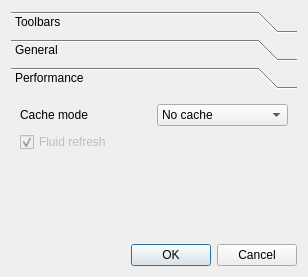
Old version of the form src/dialogs/config_dialog.ui in the repository mbasaglia/Knotter.
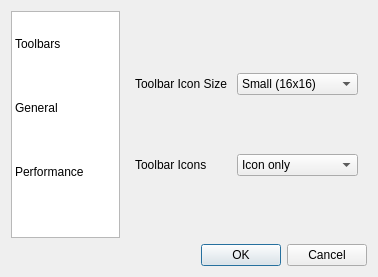
New version of the form. The open tabs and pages were chosen to show the change.

The edit to the form file:
```diff
--- a/src/dialogs/config_dialog.ui
+++ b/src/dialogs/config_dialog.ui
@@ -6,7 +6,7 @@
    <rect>
     <x>0</x>
     <y>0</y>
-    <width>308</width>
+    <width>378</width>
     <height>277</height>
    </rect>
   </property>
@@ -20,23 +20,22 @@
    <string>Dialog</string>
   </property>
   <layout class="QGridLayout" name="gridLayout">
-   <item row="0" column="0">
-    <widget class="QToolBox" name="toolBox">
+   <item row="1" column="1">
+    <widget class="QDialogButtonBox" name="buttonBox">
+     <property name="orientation">
+      <enum>Qt::Horizontal</enum>
+     </property>
+     <property name="standardButtons">
+      <set>QDialogButtonBox::Cancel|QDialogButtonBox::Ok</set>
+     </property>
+    </widget>
+   </item>
+   <item row="0" column="1">
+    <widget class="QStackedWidget" name="stackedWidget">
      <property name="currentIndex">
       <number>1</number>
      </property>
-     <widget class="QWidget" name="page">
-      <property name="geometry">
-       <rect>
-        <x>0</x>
-        <y>0</y>
-        <width>290</width>
-        <height>72</height>
-       </rect>
-      </property>
-      <attribute name="label">
-       <string>Toolbars</string>
-      </attribute>
+     <widget class="QWidget" name="stackedWidgetPage1" native="true">
       <layout class="QGridLayout" name="gridLayout_2">
        <item row="0" column="0">
         <widget class="QLabel" name="label_2">
@@ -102,18 +101,7 @@
        </item>
       </layout>
      </widget>
-     <widget class="QWidget" name="page_2">
-      <property name="geometry">
-       <rect>
-        <x>0</x>
-        <y>0</y>
-        <width>290</width>
-        <height>149</height>
-       </rect>
-      </property>
-      <attribute name="label">
-       <string>General</string>
-      </attribute>
+     <widget class="QWidget" name="stackedWidgetPage2" native="true">
       <layout class="QGridLayout" name="gridLayout_3">
        <item row="0" column="0">
         <widget class="QLabel" name="label_4">
@@ -167,10 +155,7 @@
        </item>
       </layout>
      </widget>
-     <widget class="QWidget" name="page_3">
-      <attribute name="label">
-       <string>Performance</string>
-      </attribute>
+     <widget class="QWidget" name="stackedWidgetPage3" native="true">
       <layout class="QGridLayout" name="gridLayout_4">
        <item row="0" column="0">
         <widget class="QLabel" name="label_5">
@@ -207,19 +192,6 @@
          </item>
         </widget>
        </item>
-       <item row="2" column="0">
-        <spacer name="verticalSpacer">
-         <property name="orientation">
-          <enum>Qt::Vertical</enum>
-         </property>
-         <property name="sizeHint" stdset="0">
-          <size>
-           <width>20</width>
-           <height>40</height>
-          </size>
-         </property>
-        </spacer>
-       </item>
        <item row="1" column="0">
         <widget class="QCheckBox" name="fluid_check">
          <property name="enabled">
@@ -240,14 +212,82 @@
      </widget>
     </widget>
    </item>
-   <item row="1" column="0">
-    <widget class="QDialogButtonBox" name="buttonBox">
-     <property name="orientation">
-      <enum>Qt::Horizontal</enum>
+   <item row="0" column="0">
+    <widget class="QTableWidget" name="tableWidget">
+     <property name="maximumSize">
+      <size>
+       <width>128</width>
+       <height>16777215</height>
+      </size>
      </property>
-     <property name="standardButtons">
-      <set>QDialogButtonBox::Cancel|QDialogButtonBox::Ok</set>
+     <property name="iconSize">
+      <size>
+       <width>48</width>
+       <height>48</height>
+      </size>
      </property>
+     <property name="showGrid">
+      <bool>false</bool>
+     </property>
+     <property name="cornerButtonEnabled">
+      <bool>false</bool>
+     </property>
+     <attribute name="horizontalHeaderVisible">
+      <bool>false</bool>
+     </attribute>
+     <attribute name="horizontalHeaderDefaultSectionSize">
+      <number>64</number>
+     </attribute>
+     <attribute name="horizontalHeaderHighlightSections">
+      <bool>false</bool>
+     </attribute>
+     <attribute name="horizontalHeaderStretchLastSection">
+      <bool>true</bool>
+     </attribute>
+     <attribute name="verticalHeaderVisible">
+      <bool>false</bool>
+     </attribute>
+     <attribute name="verticalHeaderDefaultSectionSize">
+      <number>64</number>
+     </attribute>
+     <attribute name="verticalHeaderHighlightSections">
+      <bool>false</bool>
+     </attribute>
+     <row>
+      <property name="text">
+       <string/>
+      </property>
+     </row>
+     <row>
+      <property name="text">
+       <string/>
+      </property>
+     </row>
+     <row>
+      <property name="text">
+       <string/>
+      </property>
+     </row>
+     <column>
+      <property name="text">
+       <string/>
+      </property>
+     </column>
+     <item row="0" column="0">
+      <property name="text">
+       <string>Toolbars</string>
+      </property>
+     </item>
+     <item row="1" column="0">
+      <property name="text">
+       <string>General</string>
+      </property>
+     </item>
+     <item row="2" column="0">
+      <property name="text">
+       <string>Performance</string>
+      </property>
+     </item>
     </widget>
    </item>
   </layout>
```
Left out of the diff: 2 changed lines with no effect on the pictures.
